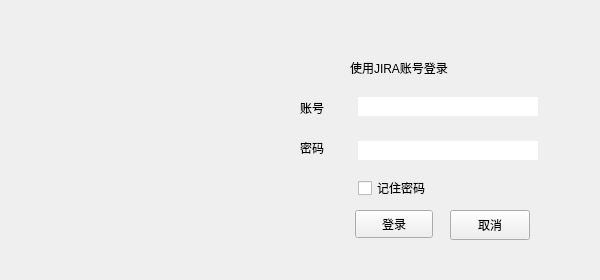
This is framework/gui/ui/src/login.ui in cash2one/AutoDriver as Qt 5 draws it before an edit. The edited form follows.
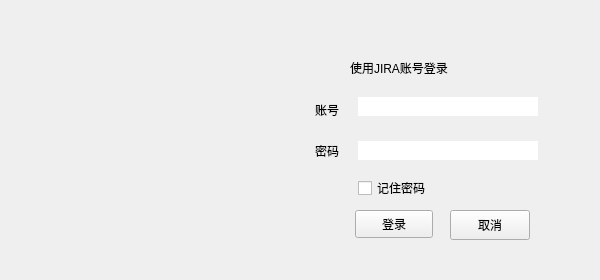
This is the edited form. Icons and pictures are not drawn.

Diff of the .ui file:
```diff
--- a/framework/gui/ui/src/login.ui
+++ b/framework/gui/ui/src/login.ui
@@ -80,12 +80,15 @@
    <widget class="QLabel" name="label_3">
     <property name="geometry">
      <rect>
-      <x>300</x>
-      <y>140</y>
-      <width>45</width>
-      <height>16</height>
+      <x>315</x>
+      <y>141</y>
+      <width>35</width>
+      <height>19</height>
      </rect>
     </property>
+    <property name="layoutDirection">
+     <enum>Qt::LeftToRight</enum>
+    </property>
     <property name="text">
      <string>密码</string>
     </property>
@@ -93,10 +96,10 @@
    <widget class="QLabel" name="label_2">
     <property name="geometry">
      <rect>
-      <x>300</x>
+      <x>315</x>
       <y>100</y>
-      <width>45</width>
-      <height>16</height>
+      <width>35</width>
+      <height>19</height>
      </rect>
     </property>
     <property name="text">
```
Left out of the diff: 17 changed lines with no effect on the pictures.
